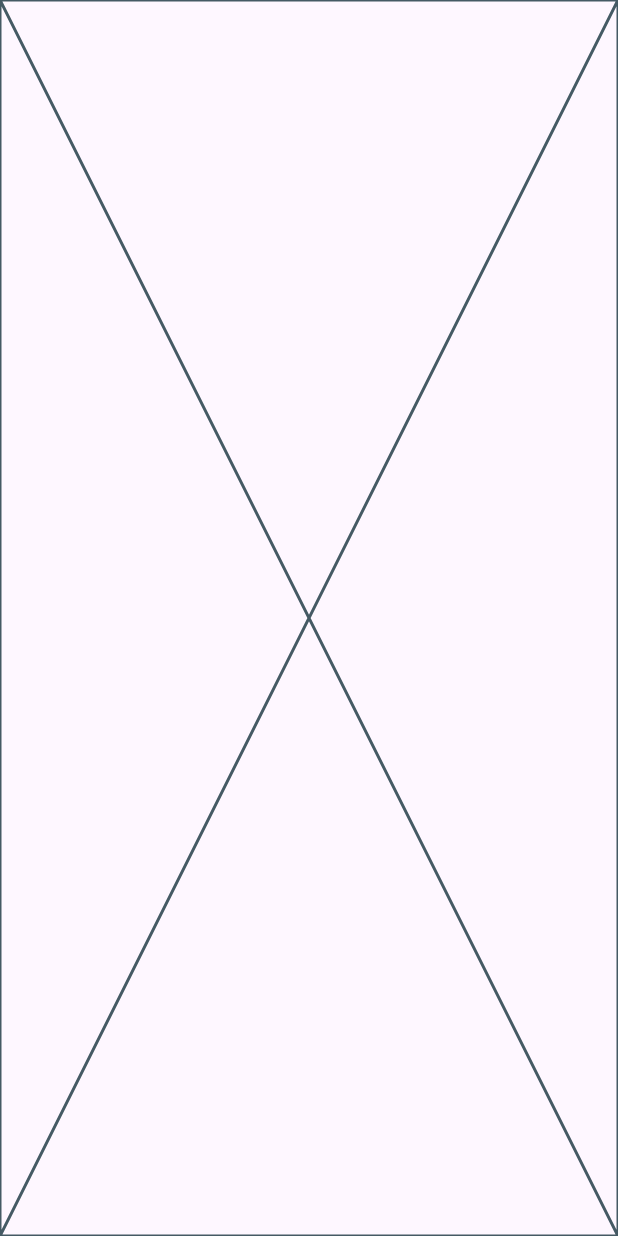
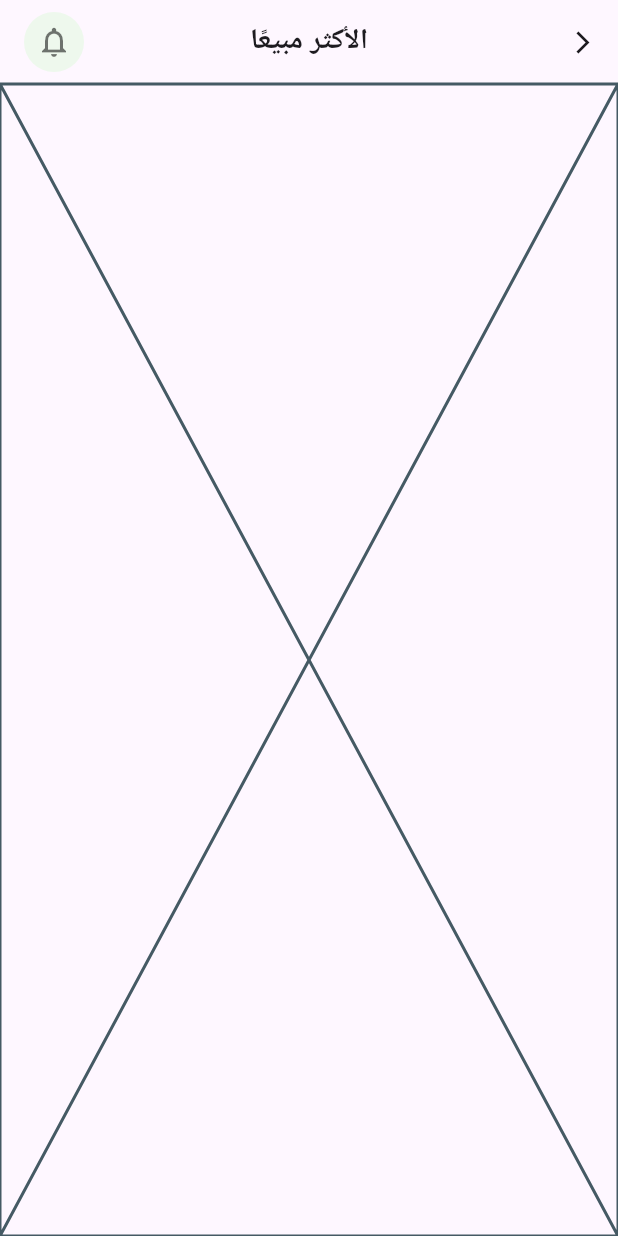
Before and after one commit to mohammed-shaneaf/fruit-e-commerce, a Flutter app: the BestSellingView screen opened directly, on a phone screen of 412 x 824 dp. Run offline on Flutter 3.47's test engine with Material 3 defaults, Android fonts, the light colour scheme and no system bars; our stand-ins replace awesome_snackbar_content, bloc, dartz, firebase_auth, firebase_core, flutter_bloc and 6 more; accounts and stored records are empty.

Commit message:
feat<home> : create custom app bar done

```diff
--- /dev/null
+++ b/lib/common/widgets/custom_app_bar.dart
@@ -0,0 +1,25 @@
+import 'package:flutter/material.dart';
+import 'package:fruit_e_commerce/common/widgets/notfication_widget.dart';
+import 'package:fruit_e_commerce/core/style/app_text_style.dart';
+
+AppBar customAppBar(context, {required String title}) {
+  return AppBar(
+    backgroundColor: Colors.transparent,
+    elevation: 0,
+    title: Text(title, style: AppTextStyles.bold19),
+    leading: GestureDetector(
+      onTap: () {
+        Navigator.pop(context);
+      },
+      child: const Icon(Icons.arrow_back_ios, size: 18),
+    ),
+
+    centerTitle: true,
+    actions: [
+      Padding(
+        padding: const EdgeInsets.symmetric(horizontal: 16),
+        child: const NotificationWidget(),
+      ),
+    ],
+  );
+}
--- /dev/null
+++ b/lib/common/widgets/notfication_widget.dart
@@ -0,0 +1,22 @@
+import 'package:flutter/material.dart';
+
+class NotificationWidget extends StatelessWidget {
+  const NotificationWidget({super.key});
+
+  @override
+  Widget build(BuildContext context) {
+    return Container(
+      width: 40,
+      height: 40,
+      decoration: BoxDecoration(
+        shape: BoxShape.circle,
+        color: Color(0xffeef8ed),
+      ),
+      child: const Icon(
+        Icons.notifications_none,
+        color: Colors.black54,
+        size: 24,
+      ),
+    );
+  }
+}
--- a/lib/core/style/app_text_style.dart
+++ b/lib/core/style/app_text_style.dart
@@ -36,6 +36,11 @@ abstract class AppTextStyles {
     fontSize: 16,
   );
 
+  static TextStyle semiBold19 = TextStyle(
+    fontWeight: FontWeight.w600,
+    fontSize: 19,
+  );
+
   static TextStyle bold28 = TextStyle(
     fontWeight: FontWeight.bold,
     fontSize: 28,
--- a/lib/features/best_selling_fruits/views/best_selling_view.dart
+++ b/lib/features/best_selling_fruits/views/best_selling_view.dart
@@ -1,4 +1,5 @@
 import 'package:flutter/material.dart';
+import 'package:fruit_e_commerce/common/widgets/custom_app_bar.dart';
 import 'package:fruit_e_commerce/features/best_selling_fruits/views/widgets/best_selling_view_body.dart';
 
 class BestSellingView extends StatelessWidget {
@@ -6,6 +7,9 @@ class BestSellingView extends StatelessWidget {
 
   @override
   Widget build(BuildContext context) {
-    return Scaffold(body: BestSellingViewBody());
+    return Scaffold(
+      appBar: customAppBar(context, title: 'الأكثر مبيعًا'),
+      body: BestSellingViewBody(),
+    );
   }
 }
--- a/lib/features/home/presentation/views/widgets/custom_home_app_bar.dart
+++ b/lib/features/home/presentation/views/widgets/custom_home_app_bar.dart
@@ -1,4 +1,5 @@
 import 'package:flutter/material.dart';
+import 'package:fruit_e_commerce/common/widgets/notfication_widget.dart';
 import 'package:fruit_e_commerce/core/style/app_text_style.dart';
 import 'package:fruit_e_commerce/core/themes/app_colors_manger.dart';
 
@@ -23,19 +24,7 @@ class CustomHomeAppBar extends StatelessWidget {
   }
 
   Widget _buildNotificationIcon() {
-    return Container(
-      width: 40,
-      height: 40,
-      decoration: BoxDecoration(
-        shape: BoxShape.circle,
-        color: Color(0xffeef8ed),
-      ),
-      child: const Icon(
-        Icons.notifications_none,
-        color: Colors.black54,
-        size: 24,
-      ),
-    );
+    return NotificationWidget();
   }
 
   Widget _buildUserInfo(BuildContext context, bool isRtl) {
```
